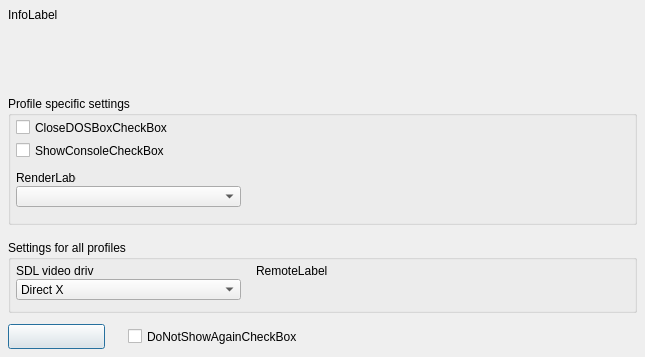
Qt form src/forms/DOSBoxFailedFormUnit.ui (Eldricos/D-Fend-Reborn) before a commit.
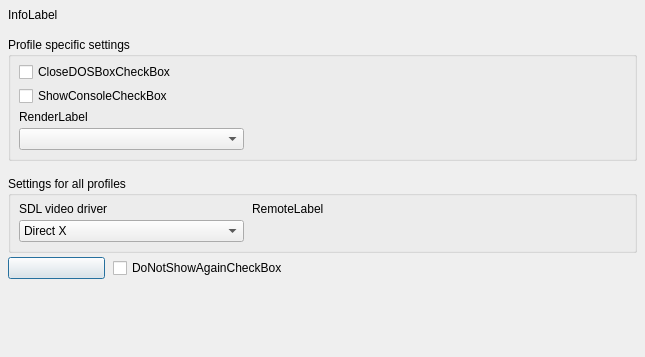
The same form after that commit.

Commit message: Remaining dialogs: Qt layouts instead of fixed pixel positions

```diff
--- a/src/forms/DOSBoxFailedFormUnit.ui
+++ b/src/forms/DOSBoxFailedFormUnit.ui
@@ -8,82 +8,210 @@
     <property name="vclPosition" stdset="0"><string notr="true">poOwnerFormCenter</string></property>
     <property name="vclDesignWidth" stdset="0"><number>645</number></property>
     <property name="vclDesignHeight" stdset="0"><number>357</number></property>
+    <layout class="QVBoxLayout" name="DOSBoxFailedForm_Layout" stretch="0,0,0,0,0,1">
+      <property name="leftMargin"><number>8</number></property>
+      <property name="topMargin"><number>8</number></property>
+      <property name="rightMargin"><number>8</number></property>
+      <property name="bottomMargin"><number>8</number></property>
+      <property name="spacing"><number>0</number></property>
+      <item>
+        <layout class="QGridLayout" name="DOSBoxFailedForm_Section1" columnstretch="0,1">
+          <property name="leftMargin"><number>0</number></property>
+          <property name="topMargin"><number>0</number></property>
+          <property name="rightMargin"><number>0</number></property>
+          <property name="bottomMargin"><number>0</number></property>
+          <property name="horizontalSpacing"><number>8</number></property>
+          <property name="verticalSpacing"><number>4</number></property>
+          <item row="0" column="0" colspan="2">
     <widget class="QLabel" name="InfoLabel">
-      <property name="geometry"><rect><x>8</x><y>8</y><width>628</width><height>73</height></rect></property>
-      <property name="vclAnchors" stdset="0"><string notr="true">akLeft,akTop,akRight</string></property>
       <property name="text"><string>InfoLabel</string></property>
       <property name="textFormat"><enum>Qt::PlainText</enum></property>
       <property name="wordWrap"><bool>true</bool></property>
       <property name="alignment"><set>Qt::AlignLeft|Qt::AlignTop</set></property>
     </widget>
-    <widget class="QCheckBox" name="DoNotShowAgainCheckBox">
-      <property name="geometry"><rect><x>128</x><y>328</y><width>509</width><height>17</height></rect></property>
-      <property name="vclAnchors" stdset="0"><string notr="true">akLeft,akRight,akBottom</string></property>
-      <property name="text"><string>DoNotShowAgainCheckBox</string></property>
-    </widget>
-    <widget class="QPushButton" name="OKButton">
-      <property name="geometry"><rect><x>8</x><y>324</y><width>97</width><height>25</height></rect></property>
-      <property name="vclAnchors" stdset="0"><string notr="true">akLeft,akBottom</string></property>
-      <property name="text"><string></string></property>
-      <property name="autoDefault"><bool>false</bool></property>
-      <property name="vclKind" stdset="0"><string notr="true">bkOK</string></property>
-      <property name="default"><bool>true</bool></property>
-      <property name="vclModalResult" stdset="0"><string notr="true">mrOk</string></property>
-    </widget>
+          </item>
+          <item row="0" column="1">
+            <spacer name="DOSBoxFailedForm_Section1_HFill">
+              <property name="orientation"><enum>Qt::Horizontal</enum></property>
+              <property name="sizeHint" stdset="0"><size><width>0</width><height>0</height></size></property>
+            </spacer>
+          </item>
+        </layout>
+      </item>
+      <item>
+        <spacer name="DOSBoxFailedForm_Gap1">
+          <property name="orientation"><enum>Qt::Vertical</enum></property>
+          <property name="sizeType"><enum>QSizePolicy::Fixed</enum></property>
+          <property name="sizeHint" stdset="0"><size><width>0</width><height>15</height></size></property>
+        </spacer>
+      </item>
+      <item>
+        <layout class="QGridLayout" name="DOSBoxFailedForm_Section2" columnstretch="0,1">
+          <property name="leftMargin"><number>0</number></property>
+          <property name="topMargin"><number>0</number></property>
+          <property name="rightMargin"><number>0</number></property>
+          <property name="bottomMargin"><number>0</number></property>
+          <property name="horizontalSpacing"><number>8</number></property>
+          <property name="verticalSpacing"><number>4</number></property>
+          <item row="0" column="0" colspan="2">
     <widget class="QGroupBox" name="ProfileGroupBox">
-      <property name="geometry"><rect><x>8</x><y>96</y><width>629</width><height>129</height></rect></property>
-      <property name="vclAnchors" stdset="0"><string notr="true">akLeft,akTop,akRight</string></property>
       <property name="title"><string>Profile specific settings</string></property>
-      <widget class="QLabel" name="RenderLabel">
-        <property name="geometry"><rect><x>8</x><y>75</y><width>60</width><height>13</height></rect></property>
-        <property name="text"><string>RenderLabel</string></property>
-        <property name="textFormat"><enum>Qt::PlainText</enum></property>
-        <property name="alignment"><set>Qt::AlignLeft|Qt::AlignTop</set></property>
-        <property name="vclAutoSize" stdset="0"><bool>true</bool></property>
-      </widget>
+              <property name="minimumSize"><size><width>0</width><height>0</height></size></property>
+              <layout class="QGridLayout" name="ProfileGroupBox_Layout" columnstretch="0,1">
+                <property name="leftMargin"><number>8</number></property>
+                <property name="topMargin"><number>5</number></property>
+                <property name="rightMargin"><number>8</number></property>
+                <property name="bottomMargin"><number>8</number></property>
+                <property name="horizontalSpacing"><number>8</number></property>
+                <property name="verticalSpacing"><number>4</number></property>
+                <item row="0" column="0" colspan="2">
       <widget class="QCheckBox" name="CloseDOSBoxCheckBox">
-        <property name="geometry"><rect><x>8</x><y>23</y><width>605</width><height>17</height></rect></property>
-        <property name="vclAnchors" stdset="0"><string notr="true">akLeft,akTop,akRight</string></property>
         <property name="text"><string>CloseDOSBoxCheckBox</string></property>
       </widget>
+                </item>
+                <item row="1" column="0" colspan="2">
       <widget class="QCheckBox" name="ShowConsoleCheckBox">
-        <property name="geometry"><rect><x>8</x><y>46</y><width>605</width><height>17</height></rect></property>
-        <property name="vclAnchors" stdset="0"><string notr="true">akLeft,akTop,akRight</string></property>
         <property name="text"><string>ShowConsoleCheckBox</string></property>
       </widget>
+                </item>
+                <item row="2" column="0" colspan="2">
+                  <widget class="QLabel" name="RenderLabel">
+                    <property name="text"><string>RenderLabel</string></property>
+                    <property name="textFormat"><enum>Qt::PlainText</enum></property>
+                    <property name="alignment"><set>Qt::AlignLeft|Qt::AlignTop</set></property>
+                  </widget>
+                </item>
+                <item row="3" column="0" alignment="Qt::AlignLeft">
       <widget class="QComboBox" name="RenderComboBox">
-        <property name="geometry"><rect><x>8</x><y>90</y><width>225</width><height>21</height></rect></property>
         <property name="editable"><bool>false</bool></property>
         <property name="maxVisibleItems"><number>8</number></property>
-      </widget>
-    </widget>
+                    <property name="minimumSize"><size><width>225</width><height>0</height></size></property>
+                  </widget>
+                </item>
+                <item row="0" column="1">
+                  <spacer name="ProfileGroupBox_Layout_HFill">
+                    <property name="orientation"><enum>Qt::Horizontal</enum></property>
+                    <property name="sizeHint" stdset="0"><size><width>0</width><height>0</height></size></property>
+                  </spacer>
+                </item>
+                <item row="4" column="0">
+                  <spacer name="ProfileGroupBox_VFill">
+                    <property name="orientation"><enum>Qt::Vertical</enum></property>
+                    <property name="sizeHint" stdset="0"><size><width>0</width><height>0</height></size></property>
+                  </spacer>
+                </item>
+              </layout>
+            </widget>
+          </item>
+          <item row="0" column="1">
+            <spacer name="DOSBoxFailedForm_Section2_HFill">
+              <property name="orientation"><enum>Qt::Horizontal</enum></property>
+              <property name="sizeHint" stdset="0"><size><width>0</width><height>0</height></size></property>
+            </spacer>
+          </item>
+        </layout>
+      </item>
+      <item>
+        <spacer name="DOSBoxFailedForm_Gap2">
+          <property name="orientation"><enum>Qt::Vertical</enum></property>
+          <property name="sizeType"><enum>QSizePolicy::Fixed</enum></property>
+          <property name="sizeHint" stdset="0"><size><width>0</width><height>15</height></size></property>
+        </spacer>
+      </item>
+      <item>
+        <layout class="QGridLayout" name="DOSBoxFailedForm_Section3" columnstretch="0,0,1">
+          <property name="leftMargin"><number>0</number></property>
+          <property name="topMargin"><number>0</number></property>
+          <property name="rightMargin"><number>0</number></property>
+          <property name="bottomMargin"><number>0</number></property>
+          <property name="horizontalSpacing"><number>8</number></property>
+          <property name="verticalSpacing"><number>4</number></property>
+          <item row="0" column="0" colspan="3">
     <widget class="QGroupBox" name="GlobalGroupBox">
-      <property name="geometry"><rect><x>8</x><y>240</y><width>629</width><height>73</height></rect></property>
-      <property name="vclAnchors" stdset="0"><string notr="true">akLeft,akTop,akRight</string></property>
       <property name="title"><string>Settings for all profiles</string></property>
+              <property name="minimumSize"><size><width>0</width><height>0</height></size></property>
+              <layout class="QGridLayout" name="GlobalGroupBox_Layout" columnstretch="0,0,1">
+                <property name="leftMargin"><number>8</number></property>
+                <property name="topMargin"><number>6</number></property>
+                <property name="rightMargin"><number>4</number></property>
+                <property name="bottomMargin"><number>8</number></property>
+                <property name="horizontalSpacing"><number>8</number></property>
+                <property name="verticalSpacing"><number>4</number></property>
+                <item row="0" column="0">
       <widget class="QLabel" name="SDLLabel">
-        <property name="geometry"><rect><x>8</x><y>24</y><width>78</width><height>13</height></rect></property>
         <property name="text"><string>SDL video driver</string></property>
         <property name="textFormat"><enum>Qt::PlainText</enum></property>
         <property name="alignment"><set>Qt::AlignLeft|Qt::AlignTop</set></property>
-        <property name="vclAutoSize" stdset="0"><bool>true</bool></property>
-      </widget>
+                  </widget>
+                </item>
+                <item row="0" column="1" rowspan="2" colspan="2">
       <widget class="QLabel" name="RemoteLabel">
-        <property name="geometry"><rect><x>248</x><y>24</y><width>378</width><height>41</height></rect></property>
         <property name="text"><string>RemoteLabel</string></property>
         <property name="textFormat"><enum>Qt::PlainText</enum></property>
         <property name="wordWrap"><bool>true</bool></property>
         <property name="alignment"><set>Qt::AlignLeft|Qt::AlignTop</set></property>
-      </widget>
+                    <property name="minimumSize"><size><width>378</width><height>0</height></size></property>
+                  </widget>
+                </item>
+                <item row="1" column="0" alignment="Qt::AlignLeft">
       <widget class="QComboBox" name="SDLComboBox">
-        <property name="geometry"><rect><x>8</x><y>39</y><width>225</width><height>21</height></rect></property>
         <property name="editable"><bool>false</bool></property>
         <property name="maxVisibleItems"><number>8</number></property>
-        <item><property name="text"><string>Direct X</string></property></item>
-        <item><property name="text"><string>Win DIB</string></property></item>
+                    <item>
+                      <property name="text"><string>Direct X</string></property>
+                    </item>
+                    <item>
+                      <property name="text"><string>Win DIB</string></property>
+                    </item>
         <property name="currentIndex"><number>0</number></property>
-      </widget>
-    </widget>
+                    <property name="minimumSize"><size><width>225</width><height>0</height></size></property>
+                  </widget>
+                </item>
+                <item row="0" column="2">
+                  <spacer name="GlobalGroupBox_Layout_HFill">
+                    <property name="orientation"><enum>Qt::Horizontal</enum></property>
+                    <property name="sizeHint" stdset="0"><size><width>0</width><height>0</height></size></property>
+                  </spacer>
+                </item>
+                <item row="2" column="0">
+                  <spacer name="GlobalGroupBox_VFill">
+                    <property name="orientation"><enum>Qt::Vertical</enum></property>
+                    <property name="sizeHint" stdset="0"><size><width>0</width><height>0</height></size></property>
+                  </spacer>
+                </item>
+              </layout>
+            </widget>
+          </item>
+          <item row="1" column="0" alignment="Qt::AlignLeft">
+            <widget class="QPushButton" name="OKButton">
+              <property name="text"><string /></property>
+              <property name="autoDefault"><bool>false</bool></property>
+              <property name="vclKind" stdset="0"><string notr="true">bkOK</string></property>
+              <property name="default"><bool>true</bool></property>
+              <property name="vclModalResult" stdset="0"><string notr="true">mrOk</string></property>
+              <property name="minimumSize"><size><width>97</width><height>0</height></size></property>
+            </widget>
+          </item>
+          <item row="1" column="1" colspan="2">
+            <widget class="QCheckBox" name="DoNotShowAgainCheckBox">
+              <property name="text"><string>DoNotShowAgainCheckBox</string></property>
+            </widget>
+          </item>
+          <item row="0" column="2">
+            <spacer name="DOSBoxFailedForm_Section3_HFill">
+              <property name="orientation"><enum>Qt::Horizontal</enum></property>
+              <property name="sizeHint" stdset="0"><size><width>0</width><height>0</height></size></property>
+            </spacer>
+          </item>
+        </layout>
+      </item>
+      <item>
+        <spacer name="DOSBoxFailedForm_VFill">
+          <property name="orientation"><enum>Qt::Vertical</enum></property>
+          <property name="sizeHint" stdset="0"><size><width>0</width><height>0</height></size></property>
+        </spacer>
+      </item>
+    </layout>
   </widget>
   <tabstops>
     <tabstop>DoNotShowAgainCheckBox</tabstop>
```
Left out of the diff: 6 changed lines with no effect on the pictures. Lines whose indentation alone changed are shown as unchanged. The commit also changes 102 other files.
